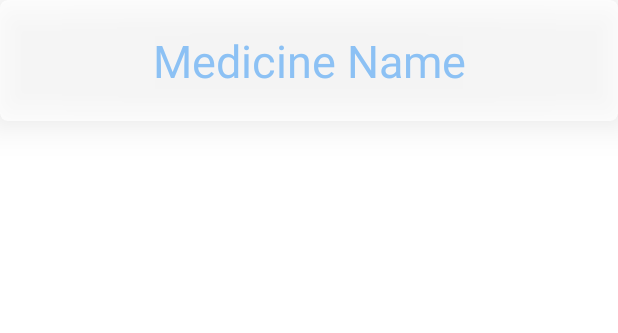
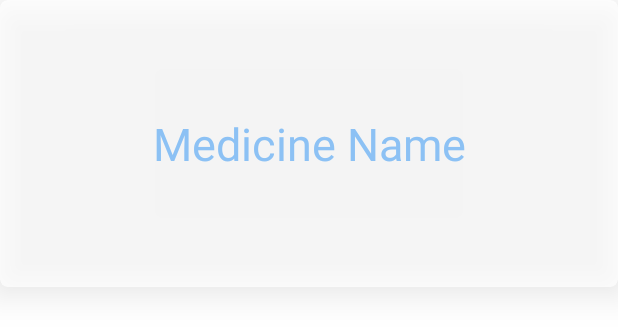
Before and after one commit to Shubhamj08/My_Medications, an Android app: the layout medication_item_view.xml on its own in the app's theme, with its tools: preview values and no code run, on a phone screen of 412 x 824 dp. Shown: the top 333 px of the screen. Run offline under Robolectric (Android 15) with nearby library versions, the phone set to English and light mode, and no system bars; Roboto replaces fonts that are not available here.

```diff
--- a/app/src/main/res/layout/medication_item_view.xml
+++ b/app/src/main/res/layout/medication_item_view.xml
@@ -40,7 +40,7 @@
                 android:layout_height="wrap_content"
                 android:layout_weight="1"
                 android:elevation="6dp"
-                android:padding="20dp"
+                android:padding="75dp"
                 android:textAlignment="center"
                 android:textSize="30sp"
                 android:textColor="@color/colorPrimaryLight"
```
